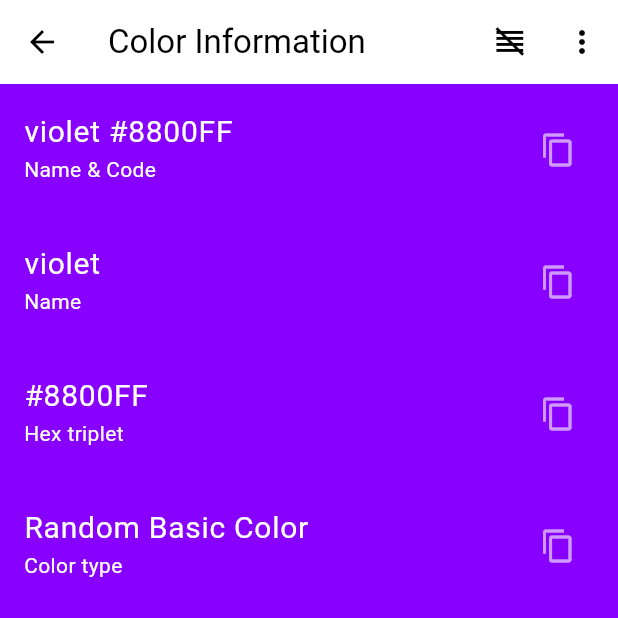
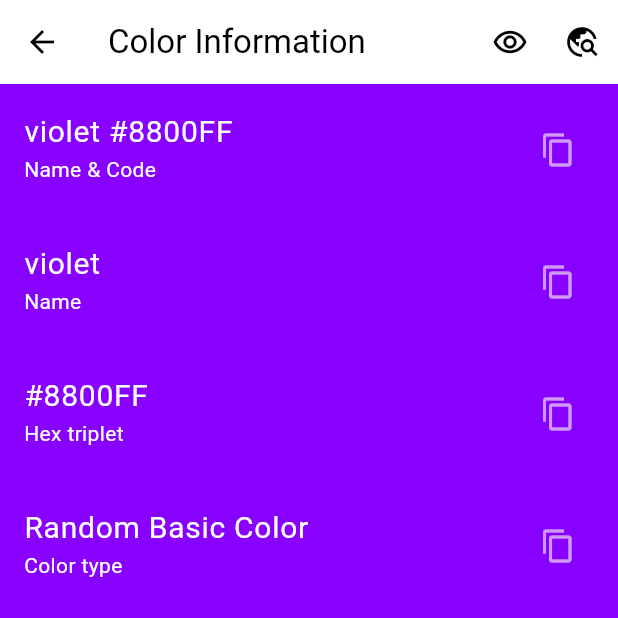
Before and after one commit to tecdrop/color_hap, a Flutter app: the screen it shows after launch, after a tap on the "favorite outline" icon, after a tap on the "info outline" icon, on a phone screen of 412 x 824 dp, the top half of it. Run offline on Flutter 3.47's test engine with Material 3 defaults, Android fonts, the phone set to English and light mode, and no system bars; our stand-ins replace go_router, shared_preferences; missing offline and left inert: flutter_randomcolor.

Commit message:
Simplify the Color Info screen

```diff
--- a/lib/common/app_routes.dart
+++ b/lib/common/app_routes.dart
@@ -151,9 +151,10 @@ Widget _colorPreviewRouteBuilder(BuildContext context, GoRouterState state) {
 }
 
 /// Navigates to the Color Preview screen to show the specified color.
-void gotoColorPreviewRoute(BuildContext context, Color color) {
+Future<void> gotoColorPreviewRoute(BuildContext context, Color color) async {
   final String colorCode = color_utils.toHexString(color, withHash: false);
-  context.go('/preview/$colorCode');
+  // context.go('/preview/$colorCode');
+  return await context.push<void>('/preview/$colorCode');
 }
 
 // -----------------------------------------------------------------------------------------------
--- a/lib/common/app_settings.dart
+++ b/lib/common/app_settings.dart
@@ -45,13 +45,6 @@ Future<void> saveColorFavoritesList() async {
 }
 
 // -----------------------------------------------------------------------------------------------
-// showColorInformation setting (not persistent)
-// -----------------------------------------------------------------------------------------------
-
-/// Whether to show the color information list on the Color Info screen.
-bool showColorInformation = true;
-
-// -----------------------------------------------------------------------------------------------
 // Common
 // -----------------------------------------------------------------------------------------------
 
--- a/lib/common/ui_strings.dart
+++ b/lib/common/ui_strings.dart
@@ -57,8 +57,8 @@ const String rateAppDrawer = 'Rate App';
 // -----------------------------------------------------------------------------------------------
 
 const String colorInfoScreenTitle = 'Color Information';
-const String toggleColorInformation = 'Toggle color information';
-const String webSearchColor = 'Search color on the web';
+const String colorPreviewAction = 'Preview color';
+const String colorWebSearchAction = 'Search color on the web';
 
 const String colorNameInfo = 'Name';
 const String colorTitleInfo = 'Name & Code';
--- a/lib/main.dart
+++ b/lib/main.dart
@@ -3,6 +3,7 @@
 // found in the LICENSE file.
 
 import 'package:flutter/material.dart';
+import 'package:go_router/go_router.dart';
 
 import 'common/app_routes.dart';
 import 'common/app_settings.dart' as settings;
@@ -17,6 +18,8 @@ Future<void> main() async {
     settings.loadSettings(),
     Future.delayed(const Duration(seconds: 5)),
   ]);
+
+  GoRouter.optionURLReflectsImperativeAPIs = true;
 
   // Then run the app
   runApp(const ColorHapApp());
--- a/lib/screens/color_info_screen.dart
+++ b/lib/screens/color_info_screen.dart
@@ -5,8 +5,7 @@
 import 'package:flutter/material.dart';
 import 'package:flutter/services.dart';
 
-import '../../common/custom_icons.dart' as custom_icons;
-import '../common/app_settings.dart' as settings;
+import '../common/app_routes.dart';
 import '../common/app_urls.dart' as urls;
 import '../common/ui_strings.dart' as strings;
 import '../models/random_color.dart';
@@ -17,7 +16,7 @@ import '../widgets/color_info_list.dart';
 ///
 /// Displays the given [RandomColor] in different formats, and other color information, and allows
 /// the user to toggle the visibility of the color information.
-class ColorInfoScreen extends StatefulWidget {
+class ColorInfoScreen extends StatelessWidget {
   const ColorInfoScreen({
     super.key,
     required this.randomColor,
@@ -26,23 +25,17 @@ class ColorInfoScreen extends StatefulWidget {
   /// The random color to display in the Color Info screen.
   final RandomColor randomColor;
 
-  @override
-  State<ColorInfoScreen> createState() => _ColorInfoScreenState();
-}
+  /// Performs the specified action on the app bar.
+  void _onAppBarAction(BuildContext context, _AppBarActions action) {
+    switch (action) {
+      // Navigates to the Color Preview screen
+      case _AppBarActions.colorPreview:
+        gotoColorPreviewRoute(context, randomColor.color);
+        break;
 
-class _ColorInfoScreenState extends State<ColorInfoScreen> {
-  /// Performs the specified action on the app bar.
-  void _onAppBarAction(_AppBarActions action) {
-    switch (action) {
-      // Toggles the visibility of the color information list
-      case _AppBarActions.toggleInfo:
-        setState(() {
-          settings.showColorInformation = !settings.showColorInformation;
-        });
-        break;
       // Opens the web browser to search for the current color
-      case _AppBarActions.webSearch:
-        final String url = urls.onlineSearch + Uri.encodeComponent(widget.randomColor.title);
+      case _AppBarActions.colorWebSearch:
+        final String url = urls.onlineSearch + Uri.encodeComponent(randomColor.title);
         utils.launchUrlExternal(context, url);
         break;
     }
@@ -50,7 +43,7 @@ class _ColorInfoScreenState extends State<ColorInfoScreen> {
 
   /// When the user presses the copy button on an item in the list, copy the value to the Clipboard,
   /// and show a confirmation SnackBar.
-  Future<void> onItemCopyPressed(String key, String value) async {
+  Future<void> onItemCopyPressed(BuildContext context, String key, String value) async {
     ScaffoldMessengerState messengerState = ScaffoldMessenger.of(context);
     await Clipboard.setData(ClipboardData(text: value));
     utils.showSnackBarForAsync(messengerState, strings.copiedSnack(value));
@@ -59,28 +52,23 @@ class _ColorInfoScreenState extends State<ColorInfoScreen> {
   @override
   Widget build(BuildContext context) {
     return Scaffold(
-      backgroundColor: widget.randomColor.color,
+      backgroundColor: randomColor.color,
       appBar: _AppBar(
         title: const Text(strings.colorInfoScreenTitle),
-        showColorInformation: settings.showColorInformation,
-        onAction: _onAppBarAction,
+        onAction: (action) => _onAppBarAction(context, action),
       ),
-      body: settings.showColorInformation
-          // Show the color information list
-          ? ColorInfoList(
-              randomColor: widget.randomColor,
-              onCopyPressed: onItemCopyPressed,
-            )
-          // Don't show anything, just the color as the background
-          : const SizedBox.shrink(),
+      body: ColorInfoList(
+        randomColor: randomColor,
+        onCopyPressed: (key, value) => onItemCopyPressed(context, key, value),
+      ),
     );
   }
 }
 
 /// Enum that defines the actions of the app bar.
 enum _AppBarActions {
-  toggleInfo,
-  webSearch,
+  colorPreview,
+  colorWebSearch,
 }
 
 /// The app bar of the Color Info screen.
@@ -89,15 +77,11 @@ class _AppBar extends StatelessWidget implements PreferredSizeWidget {
     // ignore: unused_element
     super.key,
     required this.title,
-    required this.showColorInformation,
     required this.onAction,
   });
 
   /// The primary widget displayed in the app bar.
   final Widget? title;
-
-  /// Whether the current color is added to the favorites list.
-  final bool showColorInformation;
 
   /// The callback that is called when an app bar action is pressed.
   final void Function(_AppBarActions action) onAction;
@@ -109,24 +93,18 @@ class _AppBar extends StatelessWidget implements PreferredSizeWidget {
 
       // The common operations displayed in this app bar
       actions: <Widget>[
-        // The toggle color information action button
+        // The Color Preview action
         IconButton(
-          icon: settings.showColorInformation
-              ? const Icon(custom_icons.reorder_off_outlined)
-              : const Icon(Icons.reorder_outlined),
-          tooltip: strings.toggleColorInformation,
-          onPressed: () => onAction(_AppBarActions.toggleInfo),
+          icon: const Icon(Icons.remove_red_eye_outlined),
+          tooltip: strings.colorPreviewAction,
+          onPressed: () => onAction(_AppBarActions.colorPreview),
         ),
-        // Add the Popup Menu items
-        PopupMenuButton<_AppBarActions>(
-          onSelected: onAction,
-          itemBuilder: (BuildContext context) => <PopupMenuEntry<_AppBarActions>>[
-            // The web search action
-            const PopupMenuItem<_AppBarActions>(
-              value: _AppBarActions.webSearch,
-              child: Text(strings.webSearchColor),
-            ),
-          ],
+
+        // The Color Web Search action
+        IconButton(
+          icon: const Icon(Icons.travel_explore_outlined),
+          tooltip: strings.colorWebSearchAction,
+          onPressed: () => onAction(_AppBarActions.colorWebSearch),
         ),
       ],
     );
```
